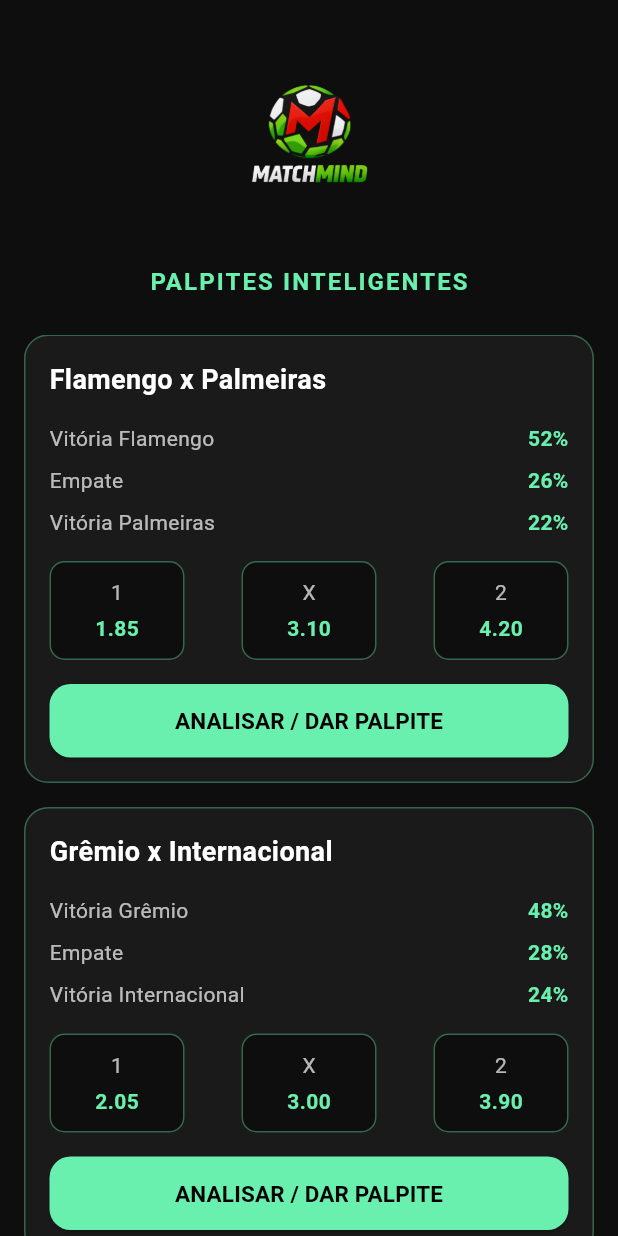
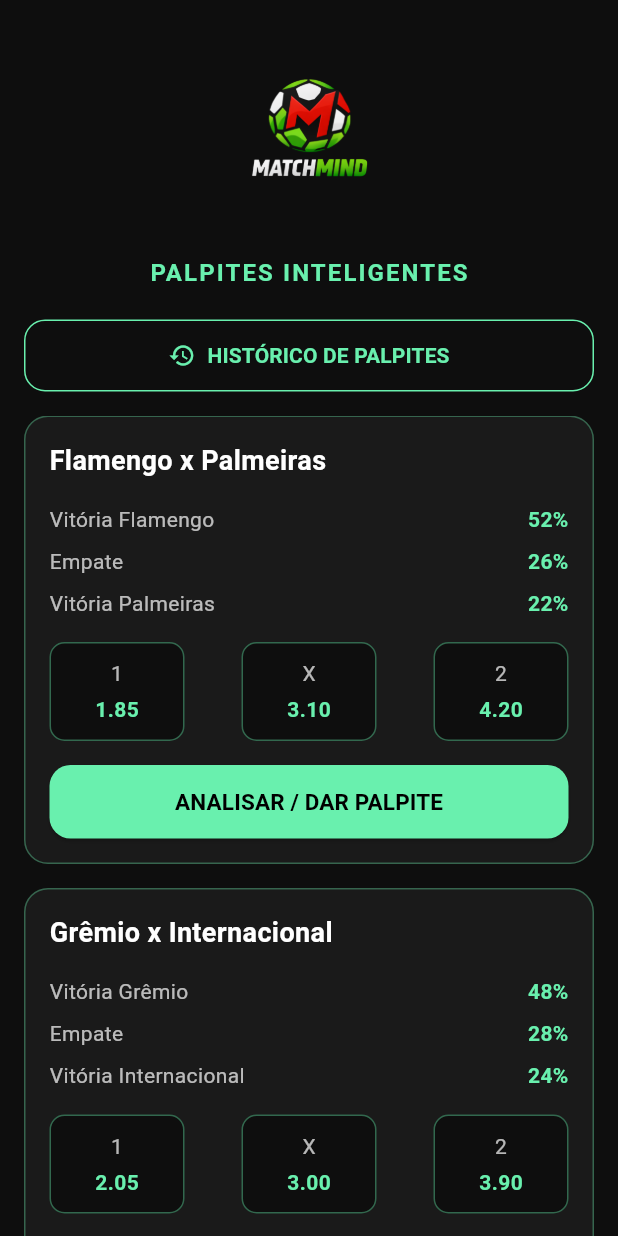
Before and after one commit to Franmateusatelie/matchmind, a Flutter app: the screen it shows after launch, on a phone screen of 412 x 824 dp. Run offline on Flutter 3.47's test engine with Material 3 defaults, Android fonts, the phone set to English and light mode, and no system bars.

Commit message:
Botão histórico na home + navegação completa

```diff
--- a/lib/screens/home_screen.dart
+++ b/lib/screens/home_screen.dart
@@ -1,5 +1,6 @@
 import 'package:flutter/material.dart';
 import 'palpitar_screen.dart';
+import 'historico_screen.dart';
 
 class HomeScreen extends StatelessWidget {
   const HomeScreen({super.key});
@@ -13,14 +14,14 @@
           children: [
             // LOGO + TÍTULO
             Padding(
-              padding: const EdgeInsets.symmetric(vertical: 24),
+              padding: const EdgeInsets.symmetric(vertical: 20),
               child: Column(
                 children: [
                   Image.asset(
                     'assets/matchmind_logo.png',
-                    height: 140, // LOGO MAIOR
+                    height: 140,
                   ),
-                  const SizedBox(height: 12),
+                  const SizedBox(height: 10),
                   const Text(
                     'PALPITES INTELIGENTES',
                     style: TextStyle(
@@ -33,6 +34,39 @@
                 ],
               ),
             ),
+
+            // BOTÃO HISTÓRICO
+            Padding(
+              padding: const EdgeInsets.symmetric(horizontal: 16),
+              child: SizedBox(
+                width: double.infinity,
+                child: OutlinedButton.icon(
+                  style: OutlinedButton.styleFrom(
+                    foregroundColor: Colors.greenAccent,
+                    side: const BorderSide(color: Colors.greenAccent),
+                    padding: const EdgeInsets.symmetric(vertical: 14),
+                    shape: RoundedRectangleBorder(
+                      borderRadius: BorderRadius.circular(14),
+                    ),
+                  ),
+                  icon: const Icon(Icons.history),
+                  label: const Text(
+                    'HISTÓRICO DE PALPITES',
+                    style: TextStyle(fontWeight: FontWeight.bold),
+                  ),
+                  onPressed: () {
+                    Navigator.push(
+                      context,
+                      MaterialPageRoute(
+                        builder: (_) => const HistoricoScreen(),
+                      ),
+                    );
+                  },
+                ),
+              ),
+            ),
+
+            const SizedBox(height: 16),
 
             // LISTA DE JOGOS
             Expanded(
@@ -145,7 +179,7 @@
 
           const SizedBox(height: 16),
 
-          // BOTÃO FUNCIONANDO
+          // BOTÃO PALPITE
           SizedBox(
             width: double.infinity,
             child: ElevatedButton(
```
Also changed, not shown: lib/screens/historico_screen.dart (added, +67 -0 lines).
